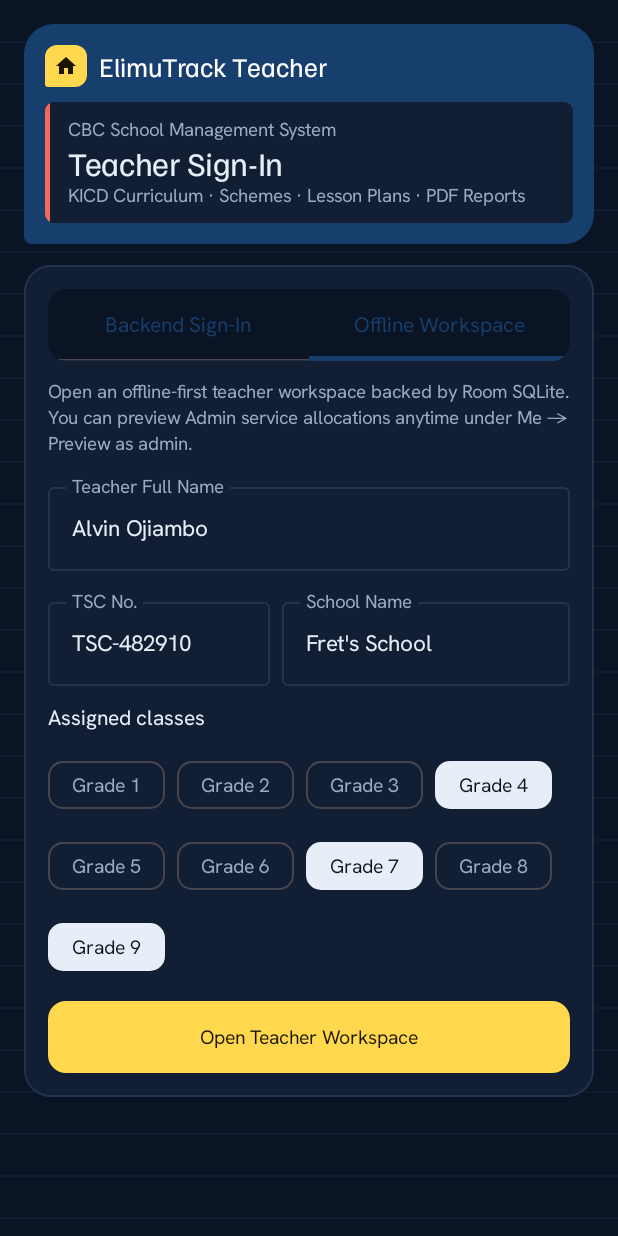
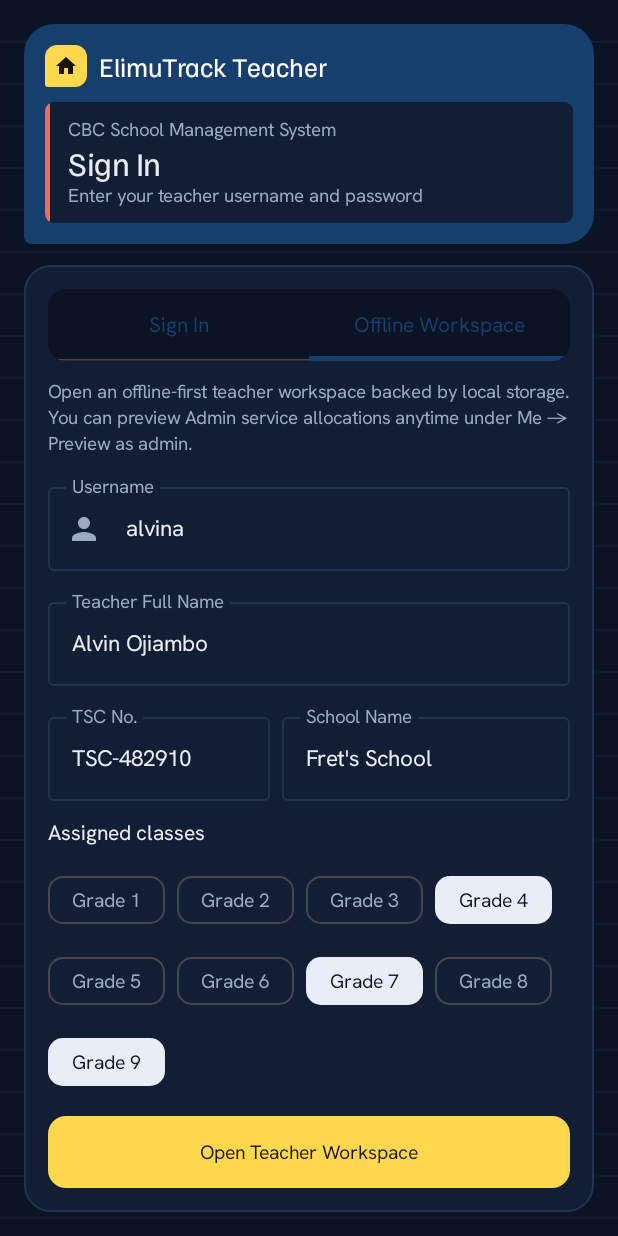
Before and after one commit to Alvin-b/elimutrack, an Android app built with Jetpack Compose: the screen it shows after launch (MainActivity), tab 2 chosen, on a phone screen of 412 x 824 dp. Run offline under Robolectric (Android 15) with nearby library versions, the phone set to English and light mode, and no system bars; our stand-ins replace Room's generated code; 2 statements that could not run were skipped.

Commit message:
feat(auth): enable custom username for offline mode
Added support for entering a custom username when initializing the offline workspace and updated the login validation message.

```diff
--- a/app/src/main/java/com/example/MainActivity.kt
+++ b/app/src/main/java/com/example/MainActivity.kt
@@ -138,7 +138,9 @@ fun ElimuTrackRoot(
       isLoggingIn = state.isLoggingIn,
       loginError = state.loginError,
       onBackendLogin = viewModel::loginWithBackend,
-      onOfflineWorkspace = viewModel::enterOfflineWorkspace,
+      onOfflineWorkspace = { teacherName, tscNumber, schoolName, backendUrl, grades, username ->
+        viewModel.enterOfflineWorkspace(teacherName, tscNumber, schoolName, backendUrl, grades, username)
+      },
     )
     return
   }
--- a/app/src/main/java/com/example/data/repository/TeacherRepository.kt
+++ b/app/src/main/java/com/example/data/repository/TeacherRepository.kt
@@ -179,6 +179,7 @@ class TeacherRepository(
     schoolName: String,
     backendUrl: String,
     allocatedGrades: List<String>,
+    username: String = "",
   ): TeacherSession {
     val defaultStreams = listOf("Alpha", "Beta", "Gamma", "Delta", "Epsilon", "Zeta", "Eta", "Theta", "Iota")
     val classes = allocatedGrades.ifEmpty { listOf("Grade 4", "Grade 7", "Grade 9") }.mapIndexed { idx, grade ->
@@ -194,10 +195,14 @@ class TeacherRepository(
         learnerCount = 0,
       )
     }
+    val resolvedName = teacherName.ifBlank { "Alvin Ojiambo" }
+    val resolvedUsername = username.trim().ifBlank {
+      resolvedName.trim().lowercase().replace(" ", ".").ifBlank { "alvina" }
+    }
     val session = TeacherSession(
       teacherId = "local_${tscNumber.ifBlank { "teacher" }}",
-      fullName = teacherName.ifBlank { "Alvin Ojiambo" },
-      username = teacherName.trim().lowercase().replace(" ", ".").ifBlank { "alvina" },
+      fullName = resolvedName,
+      username = resolvedUsername,
       email = "teacher@fretsschool.ac.ke",
       tscNumber = tscNumber.ifBlank { "TSC-482910" },
       schoolName = schoolName.ifBlank { "Fret's School" },
--- a/app/src/main/java/com/example/ui/screens/LoginScreen.kt
+++ b/app/src/main/java/com/example/ui/screens/LoginScreen.kt
@@ -1,7 +1,9 @@
 package com.example.ui.screens
 
+import androidx.compose.animation.AnimatedVisibility
 import androidx.compose.foundation.BorderStroke
 import androidx.compose.foundation.background
+import androidx.compose.foundation.clickable
 import androidx.compose.foundation.layout.Arrangement
 import androidx.compose.foundation.layout.Box
 import androidx.compose.foundation.layout.Column
@@ -14,6 +16,8 @@ import androidx.compose.foundation.layout.fillMaxHeight
 import androidx.compose.foundation.layout.fillMaxSize
 import androidx.compose.foundation.layout.fillMaxWidth
 import androidx.compose.foundation.layout.height
+import androidx.compose.foundation.layout.imePadding
+import androidx.compose.foundation.layout.navigationBarsPadding
 import androidx.compose.foundation.layout.padding
 import androidx.compose.foundation.layout.size
 import androidx.compose.foundation.layout.statusBarsPadding
@@ -21,9 +25,13 @@ import androidx.compose.foundation.layout.width
 import androidx.compose.foundation.layout.widthIn
 import androidx.compose.foundation.rememberScrollState
 import androidx.compose.foundation.shape.RoundedCornerShape
+import androidx.compose.foundation.text.KeyboardActions
+import androidx.compose.foundation.text.KeyboardOptions
 import androidx.compose.foundation.verticalScroll
 import androidx.compose.material.icons.Icons
 import androidx.compose.material.icons.filled.CloudSync
+import androidx.compose.material.icons.filled.ExpandLess
+import androidx.compose.material.icons.filled.ExpandMore
 import androidx.compose.material.icons.filled.Home
 import androidx.compose.material.icons.filled.Lock
 import androidx.compose.material.icons.filled.Person
@@ -54,6 +62,8 @@ import androidx.compose.ui.draw.clip
 import androidx.compose.ui.graphics.Color
 import androidx.compose.ui.platform.testTag
 import androidx.compose.ui.text.font.FontWeight
+import androidx.compose.ui.text.input.ImeAction
+import androidx.compose.ui.text.input.KeyboardType
 import androidx.compose.ui.text.input.PasswordVisualTransformation
 import androidx.compose.ui.text.input.VisualTransformation
 import androidx.compose.ui.unit.dp
@@ -67,16 +77,19 @@ import com.example.ui.theme.LocalElimuColors
 fun LoginScreen(
   isLoggingIn: Boolean,
   loginError: String?,
-  onBackendLogin: (backendUrl: String, identifier: String, password: String) -> Unit,
-  onOfflineWorkspace: (teacherName: String, tscNumber: String, schoolName: String, backendUrl: String, grades: List<String>) -> Unit,
+  onBackendLogin: (backendUrl: String, username: String, password: String) -> Unit,
+  onOfflineWorkspace: (teacherName: String, tscNumber: String, schoolName: String, backendUrl: String, grades: List<String>, username: String) -> Unit,
 ) {
   val extra = LocalElimuColors.current
   var selectedTab by remember { mutableIntStateOf(0) }
   var backendUrl by remember { mutableStateOf(TeacherSession.DEFAULT_BACKEND_URL) }
-  var identifier by remember { mutableStateOf("") }
+  var showServerSettings by remember { mutableStateOf(false) }
+
+  var username by remember { mutableStateOf("") }
   var password by remember { mutableStateOf("") }
   var showPassword by remember { mutableStateOf(false) }
 
+  var offlineUsername by remember { mutableStateOf("alvina") }
   var teacherName by remember { mutableStateOf("Alvin Ojiambo") }
   var tscNumber by remember { mutableStateOf("TSC-482910") }
   var schoolName by remember { mutableStateOf("Fret's School") }
@@ -87,7 +100,9 @@ fun LoginScreen(
       .fillMaxSize()
       .background(MaterialTheme.colorScheme.background)
       .ruledNotebookBackground(extra.ruleLine)
-      .statusBarsPadding(),
+      .statusBarsPadding()
+      .navigationBarsPadding()
+      .imePadding(),
     contentAlignment = Alignment.Center,
   ) {
     Column(
@@ -123,8 +138,8 @@ fun LoginScreen(
               Box(modifier = Modifier.width(3.5.dp).fillMaxHeight().background(extra.penRed))
               Column(modifier = Modifier.padding(horizontal = 12.dp, vertical = 10.dp)) {
                 Text("CBC School Management System", style = MaterialTheme.typography.bodySmall, color = extra.muted)
-                Text("Teacher Sign-In", style = MaterialTheme.typography.headlineMedium)
-                Text("KICD Curriculum · Schemes · Lesson Plans · PDF Reports", style = MaterialTheme.typography.bodySmall, color = extra.muted)
+                Text("Sign In", style = MaterialTheme.typography.headlineMedium)
+                Text("Enter your teacher username and password", style = MaterialTheme.typography.bodySmall, color = extra.muted)
               }
             }
           }
@@ -146,7 +161,7 @@ fun LoginScreen(
             Tab(
               selected = selectedTab == 0,
               onClick = { selectedTab = 0 },
-              text = { Text("Backend Sign-In") },
+              text = { Text("Sign In") },
               modifier = Modifier.testTag("tab_backend_signin"),
             )
             Tab(
@@ -159,26 +174,22 @@ fun LoginScreen(
 
           if (selectedTab == 0) {
             Text(
-              text = "Sign in with the account created by your School Admin. Your granted services, classes, and timetable load from the backend.",
+              text = "Sign in with the username and password issued by your school admin.",
               style = MaterialTheme.typography.bodySmall,
               color = extra.muted,
             )
 
             OutlinedTextField(
-              value = backendUrl,
-              onValueChange = { backendUrl = it },
-              label = { Text("Backend API URL") },
-              leadingIcon = { Icon(Icons.Filled.CloudSync, contentDescription = null) },
+              value = username,
+              onValueChange = { username = it },
+              label = { Text("Username") },
+              placeholder = { Text("e.g. alvina") },
+              leadingIcon = { Icon(Icons.Filled.Person, contentDescription = "Username") },
               singleLine = true,
-              modifier = Modifier.fillMaxWidth().testTag("login_backend_url_input"),
-            )
-
-            OutlinedTextField(
-              value = identifier,
-              onValueChange = { identifier = it },
-              label = { Text("Email, Username or TSC No.") },
-              leadingIcon = { Icon(Icons.Filled.Person, contentDescription = null) },
-              singleLine = true,
+              keyboardOptions = KeyboardOptions(
+                keyboardType = KeyboardType.Text,
+                imeAction = ImeAction.Next,
+              ),
               modifier = Modifier.fillMaxWidth().testTag("login_identifier_input"),
             )
 
@@ -186,7 +197,8 @@ fun LoginScreen(
               value = password,
               onValueChange = { password = it },
               label = { Text("Password") },
-              leadingIcon = { Icon(Icons.Filled.Lock, contentDescription = null) },
+              placeholder = { Text("Enter your password") },
+              leadingIcon = { Icon(Icons.Filled.Lock, contentDescription = "Password") },
               trailingIcon = {
                 IconButton(onClick = { showPassword = !showPassword }) {
                   Icon(
@@ -197,6 +209,13 @@ fun LoginScreen(
               },
               visualTransformation = if (showPassword) VisualTransformation.None else PasswordVisualTransformation(),
               singleLine = true,
+              keyboardOptions = KeyboardOptions(
+                keyboardType = KeyboardType.Password,
+                imeAction = ImeAction.Done,
+              ),
+              keyboardActions = KeyboardActions(
+                onDone = { if (!isLoggingIn) onBackendLogin(backendUrl, username, password) }
+              ),
               modifier = Modifier.fillMaxWidth().testTag("login_password_input"),
             )
 
@@ -216,7 +235,7 @@ fun LoginScreen(
             }
 
             Button(
-              onClick = { onBackendLogin(backendUrl, identifier, password) },
+              onClick = { onBackendLogin(backendUrl, username, password) },
               enabled = !isLoggingIn,
               colors = ButtonDefaults.buttonColors(containerColor = extra.highlighter, contentColor = extra.highlighterInk),
               shape = RoundedCornerShape(12.dp),
@@ -226,13 +245,57 @@ fun LoginScreen(
                 CircularProgressIndicator(modifier = Modifier.size(18.dp), color = extra.highlighterInk, strokeWidth = 2.dp)
                 Spacer(Modifier.width(8.dp))
               }
-              Text("Connect & Sign In", fontWeight = FontWeight.Bold)
+              Text("Sign In", fontWeight = FontWeight.Bold)
+            }
+
+            Row(
+              modifier = Modifier
+                .fillMaxWidth()
+                .clip(RoundedCornerShape(10.dp))
+                .clickable { showServerSettings = !showServerSettings }
+                .padding(horizontal = 4.dp, vertical = 12.dp),
+              horizontalArrangement = Arrangement.SpaceBetween,
+              verticalAlignment = Alignment.CenterVertically,
+            ) {
+              Row(verticalAlignment = Alignment.CenterVertically, horizontalArrangement = Arrangement.spacedBy(6.dp)) {
+                Icon(Icons.Filled.CloudSync, contentDescription = null, tint = extra.muted, modifier = Modifier.size(16.dp))
+                Text(
+                  text = "School server URL",
+                  style = MaterialTheme.typography.labelMedium,
+                  color = extra.muted,
+                )
+              }
+              Icon(
+                imageVector = if (showServerSettings) Icons.Filled.ExpandLess else Icons.Filled.ExpandMore,
+                contentDescription = "Toggle server URL settings",
+                tint = extra.muted,
+              )
+            }
+
+            AnimatedVisibility(visible = showServerSettings) {
+              OutlinedTextField(
+                value = backendUrl,
+                onValueChange = { backendUrl = it },
+                label = { Text("Backend API URL") },
+                leadingIcon = { Icon(Icons.Filled.CloudSync, contentDescription = null) },
+                singleLine = true,
+                modifier = Modifier.fillMaxWidth().testTag("login_backend_url_input"),
+              )
             }
           } else {
             Text(
-              text = "Open an offline-first teacher workspace backed by Room SQLite. You can preview Admin service allocations anytime under Me -> Preview as admin.",
+              text = "Open an offline-first teacher workspace backed by local storage. You can preview Admin service allocations anytime under Me -> Preview as admin.",
               style = MaterialTheme.typography.bodySmall,
               color = extra.muted,
+            )
+
+            OutlinedTextField(
+              value = offlineUsername,
+              onValueChange = { offlineUsername = it },
+              label = { Text("Username") },
+              leadingIcon = { Icon(Icons.Filled.Person, contentDescription = "Username") },
+              singleLine = true,
+              modifier = Modifier.fillMaxWidth().testTag("offline_username_input"),
             )
 
             OutlinedTextField(
@@ -283,7 +346,7 @@ fun LoginScreen(
 
             Button(
               onClick = {
-                onOfflineWorkspace(teacherName, tscNumber, schoolName, backendUrl, selectedGrades.sorted())
+                onOfflineWorkspace(teacherName, tscNumber, schoolName, backendUrl, selectedGrades.sorted(), offlineUsername)
               },
               colors = ButtonDefaults.buttonColors(containerColor = extra.highlighter, contentColor = extra.highlighterInk),
               shape = RoundedCornerShape(12.dp),
--- a/app/src/main/java/com/example/ui/viewmodel/TeacherViewModel.kt
+++ b/app/src/main/java/com/example/ui/viewmodel/TeacherViewModel.kt
@@ -292,7 +292,7 @@ class TeacherViewModel(
 
   fun loginWithBackend(backendUrl: String, identifier: String, password: String) {
     if (identifier.isBlank() || password.isBlank()) {
-      loginErrorFlow.value = "Enter your email or TSC number and password."
+      loginErrorFlow.value = "Enter your username and password."
       return
     }
     viewModelScope.launch {
@@ -314,11 +314,12 @@ class TeacherViewModel(
     schoolName: String,
     backendUrl: String,
     allocatedGrades: List<String>,
+    username: String = "",
   ) {
     viewModelScope.launch {
       isLoggingInFlow.value = true
       loginErrorFlow.value = null
-      repository.enterOfflineWorkspace(teacherName, tscNumber, schoolName, backendUrl, allocatedGrades)
+      repository.enterOfflineWorkspace(teacherName, tscNumber, schoolName, backendUrl, allocatedGrades, username)
       isLoggingInFlow.value = false
       snackbarFlow.value = "Teacher workspace ready"
     }
```
